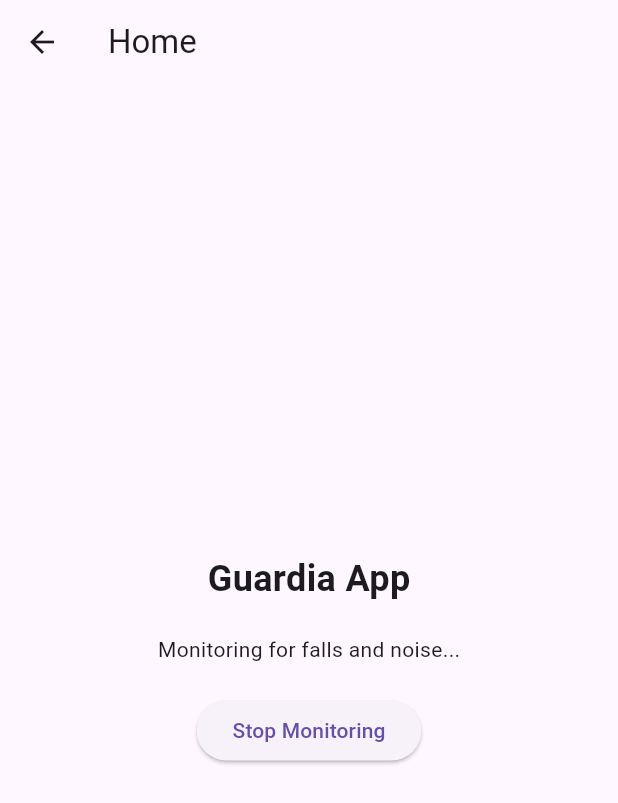
After one commit to Noel9812/Guardia, a Flutter app: the HomePage screen opened by its route, after a tap on "Start Monitoring", on a phone screen of 412 x 824 dp. The commit adds this screen. Shown: the top 803 px of the screen. Run offline on Flutter 3.47's test engine with Material 3 defaults, Android fonts, the phone set to English and light mode, and no system bars; our stand-ins replace camera, connectivity_plus, flutter_secure_storage, geolocator, sensors_plus; missing offline and left inert: background_fetch, flutter_sound; accounts and stored records are empty.

Commit message:
Last phase

```diff
--- /dev/null
+++ b/lib/data_capture.dart
@@ -0,0 +1,102 @@
+import 'package:geolocator/geolocator.dart';
+import 'package:flutter_sound/flutter_sound.dart';
+import 'package:camera/camera.dart';
+import 'package:flutter_secure_storage/flutter_secure_storage.dart';
+import 'dart:async';
+import 'package:path_provider/path_provider.dart';
+
+class DataCapture {
+  Position? _currentPosition;
+  final FlutterSoundRecorder _audioRecorder = FlutterSoundRecorder();
+  CameraController? _cameraController;
+  Timer? _timer;
+  final FlutterSecureStorage _secureStorage = const FlutterSecureStorage();
+
+  // Start capturing data in emergency mode
+  void startEmergencyMode() async {
+    await _initializeAudioRecording();
+    await _initializeVideoRecording();
+
+    _captureData();
+    _timer = Timer.periodic(const Duration(seconds: 30), (timer) {
+      _captureData();
+    });
+  }
+
+  // Stop emergency mode (stop capturing data)
+  void stopEmergencyMode() {
+    if (_timer != null) {
+      _timer!.cancel();
+      _timer = null;
+    }
+    _stopAudioRecording();
+    _stopVideoRecording();
+    print("Emergency mode stopped.");
+  }
+
+  // Capture audio, video, and location
+  Future<void> _captureData() async {
+    await _captureLocation();
+    _startAudioRecording();
+    _startVideoRecording();
+  }
+
+  // Capture location
+  Future<void> _captureLocation() async {
+    try {
+      _currentPosition = await Geolocator.getCurrentPosition(desiredAccuracy: LocationAccuracy.high);
+      print("Captured location: Lat ${_currentPosition!.latitude}, Long ${_currentPosition!.longitude}");
+
+      String locationKey = "location_${DateTime.now().toIso8601String()}";
+      await _secureStorage.write(key: locationKey, value: "Lat ${_currentPosition!.latitude}, Long ${_currentPosition!.longitude}");
+    } catch (e) {
+      print("Error capturing location: $e");
+    }
+  }
+
+  // Initialize audio recording
+  Future<void> _initializeAudioRecording() async {
+    await _audioRecorder.openRecorder();  // Correct method name
+  }
+
+  // Start audio recording
+  Future<void> _startAudioRecording() async {
+    String filePath = "${(await getTemporaryDirectory()).path}/audio_${DateTime.now().millisecondsSinceEpoch}.aac";
+    await _audioRecorder.startRecorder(toFile: filePath);
+    print("Audio recording started: $filePath");
+
+    await _secureStorage.write(key: "audio_${DateTime.now().toIso8601String()}", value: filePath);
+  }
+
+  // Stop audio recording
+  Future<void> _stopAudioRecording() async {
+    await _audioRecorder.stopRecorder();
+    print("Audio recording stopped.");
+  }
+
+  // Initialize video recording
+  Future<void> _initializeVideoRecording() async {
+    final cameras = await availableCameras();
+    _cameraController = CameraController(cameras[0], ResolutionPreset.high);
+    await _cameraController!.initialize();
+  }
+
+  // Start video recording
+  Future<void> _startVideoRecording() async {
+    if (_cameraController != null) {
+      await _cameraController!.startVideoRecording();  // Correct method call (no arguments)
+      String filePath = "${(await getTemporaryDirectory()).path}/video_${DateTime.now().millisecondsSinceEpoch}.mp4";
+      print("Video recording started: $filePath");
+
+      await _secureStorage.write(key: "video_${DateTime.now().toIso8601String()}", value: filePath);
+    }
+  }
+
+  // Stop video recording
+  Future<void> _stopVideoRecording() async {
+    if (_cameraController != null && _cameraController!.value.isRecordingVideo) {
+      await _cameraController!.stopVideoRecording();
+      print("Video recording stopped.");
+    }
+  }
+}
--- /dev/null
+++ b/lib/fall_detection.dart
@@ -0,0 +1,28 @@
+import 'dart:async';  // Add this to resolve StreamSubscription error
+import 'package:sensors_plus/sensors_plus.dart';
+import 'data_capture.dart';
+
+class FallDetection {
+  static const double _accelerationThreshold = 18; // Threshold for fall detection
+  bool _isMonitoringFall = false;
+  StreamSubscription? _subscription;
+
+  void startMonitoringFall() {
+    _subscription = accelerometerEvents.listen((AccelerometerEvent event) {
+      double totalAcceleration = event.x.abs() + event.y.abs() + event.z.abs();
+      if (totalAcceleration > _accelerationThreshold) {
+        print("Fall detected! Triggering emergency...");
+        DataCapture().startEmergencyMode(); // Trigger emergency data capture
+      }
+    });
+    _isMonitoringFall = true;
+  }
+
+  void stopMonitoringFall() {
+    if (_isMonitoringFall) {
+      _subscription?.cancel();
+      _isMonitoringFall = false;
+      print("Fall monitoring stopped.");
+    }
+  }
+}
--- a/lib/main.dart
+++ b/lib/main.dart
@@ -2,8 +2,18 @@ import 'package:flutter/material.dart';
 import 'splash_screen.dart';
 import 'info_screen.dart';
 import 'signup_screen.dart';  // Import the SignupScreen
+// Import the HomePage
+
+// Import the required classes for fall detection, noise detection, data capture, and background task
+import 'fall_detection.dart';
+import 'noise_detection.dart';
+import 'background_task.dart';
+import 'data_capture.dart';
 
 void main() {
+  // Ensure background task is configured before running the app
+  WidgetsFlutterBinding.ensureInitialized();
+  BackgroundTask.configure();  // Start background task for fall and noise detection
   runApp(const MyApp());
 }
 
@@ -14,12 +24,81 @@ class MyApp extends StatelessWidget {
   Widget build(BuildContext context) {
     return MaterialApp(
       debugShowCheckedModeBanner: false,
-      initialRoute: '/',
+      initialRoute: '/',  // The initial screen of the app
       routes: {
         '/': (context) => const SplashScreen(),  // Splash screen as the initial route
         '/info': (context) => const InfoScreen(),  // Info screen route
         '/signup': (context) => const SignupScreen(),  // Signup screen route
+        '/home': (context) => HomePage(),  // HomePage as the main route
       },
     );
   }
 }
+
+class HomePage extends StatefulWidget {
+  const HomePage({super.key});
+
+  @override
+  _HomePageState createState() => _HomePageState();
+}
+
+class _HomePageState extends State<HomePage> {
+  bool _isMonitoring = false;
+
+  @override
+  void initState() {
+    super.initState();
+    // Initialize fall detection and noise detection on app start
+    FallDetection().startMonitoringFall();
+    NoiseDetection().startMonitoringNoise();  // Correct method name
+  }
+
+  @override
+  void dispose() {
+    // Stop noise detection and other background tasks when the app is disposed
+    // Only include this if you intend to stop the monitoring when navigating away
+    FallDetection().stopMonitoringFall();  // Ensure stopMonitoringFall() is implemented in FallDetection
+    NoiseDetection().stopNoiseDetection();
+    super.dispose();
+  }
+
+  @override
+  Widget build(BuildContext context) {
+    return Scaffold(
+      appBar: AppBar(title: const Text('Home')),
+      body: Center(
+        child: Column(
+          mainAxisAlignment: MainAxisAlignment.center,
+          children: [
+            const Text(
+              'Guardia App',
+              style: TextStyle(fontSize: 24, fontWeight: FontWeight.bold),
+            ),
+            const SizedBox(height: 20),
+            _isMonitoring
+                ? const Text('Monitoring for falls and noise...')
+                : const Text('Monitoring is currently stopped.'),
+            const SizedBox(height: 20),
+            ElevatedButton(
+              onPressed: () {
+                setState(() {
+                  _isMonitoring = !_isMonitoring;
+                  if (_isMonitoring) {
+                    // Start emergency mode data capture (video, audio, location)
+                    DataCapture().startEmergencyMode();
+                  } else {
+                    // Stop emergency mode data capture
+                    DataCapture().stopEmergencyMode();
+                  }
+                });
+              },
+              child: _isMonitoring
+                  ? const Text('Stop Monitoring')
+                  : const Text('Start Monitoring'),
+            ),
+          ],
+        ),
+      ),
+    );
+  }
+}
--- /dev/null
+++ b/lib/noise_detection.dart
@@ -0,0 +1,39 @@
+import 'package:flutter_sound/flutter_sound.dart';
+import 'data_capture.dart';
+
+class NoiseDetection {
+  final FlutterSoundRecorder _recorder = FlutterSoundRecorder();
+  static const double _noiseThreshold = 80.0; // Example decibel threshold for loud noise
+  bool _isMonitoringNoise = false;
+
+  void startMonitoringNoise() async {
+    await _recorder.openRecorder();  // Correct method for initializing audio session
+    await _recorder.startRecorder(); // Start recording without stream
+    _monitorNoise();
+    _isMonitoringNoise = true;
+  }
+
+  void _monitorNoise() {
+    // Simulate monitoring of the noise level by periodically checking audio input.
+    // You'll need a real noise-level detector or audio stream analyzer here.
+    print("Monitoring noise...");
+    // You can implement noise level monitoring here if required
+    if (_calculateNoiseLevel() > _noiseThreshold) {
+      print("Loud noise detected! Triggering emergency...");
+      DataCapture().startEmergencyMode(); // Trigger emergency data capture
+    }
+  }
+
+  double _calculateNoiseLevel() {
+    // Your logic to analyze audio stream and return noise level in decibels
+    return 85.0; // Placeholder
+  }
+
+  void stopNoiseDetection() async {
+    if (_isMonitoringNoise) {
+      await _recorder.stopRecorder();
+      _isMonitoringNoise = false;
+      print("Noise monitoring stopped.");
+    }
+  }
+}
```
Also changed, not shown: lib/background_task.dart (added, +33 -0 lines), lib/home.dart (added, +318 -0 lines), lib/signup_screen.dart (+10 -3 lines), lib/storage_handler.dart (added, +41 -0 lines), pubspec.yaml (+31 -1 lines), pubspec.lock, 7 other files.
